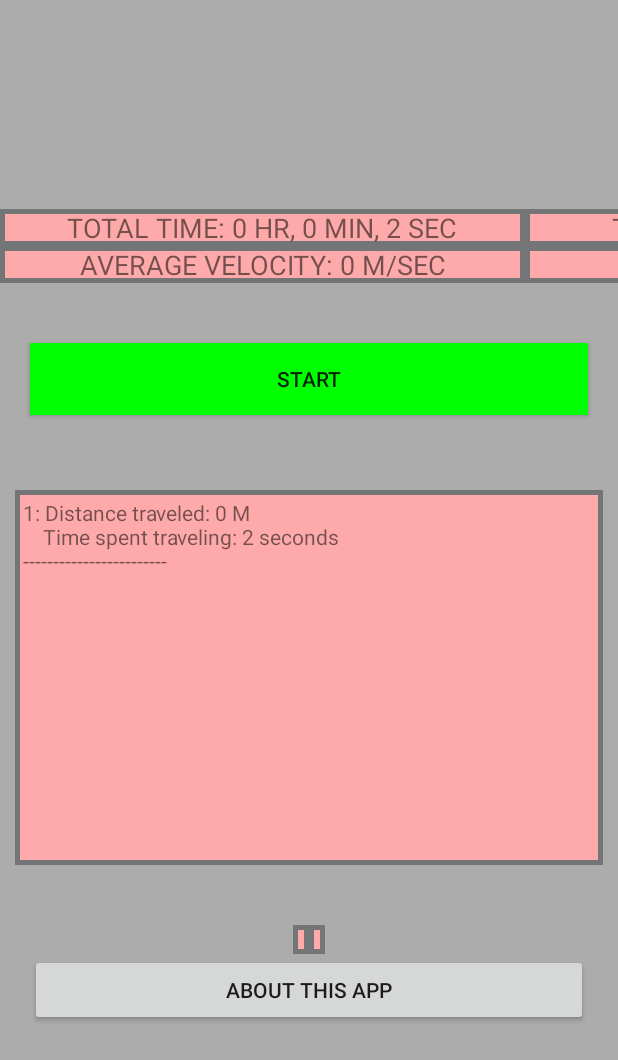
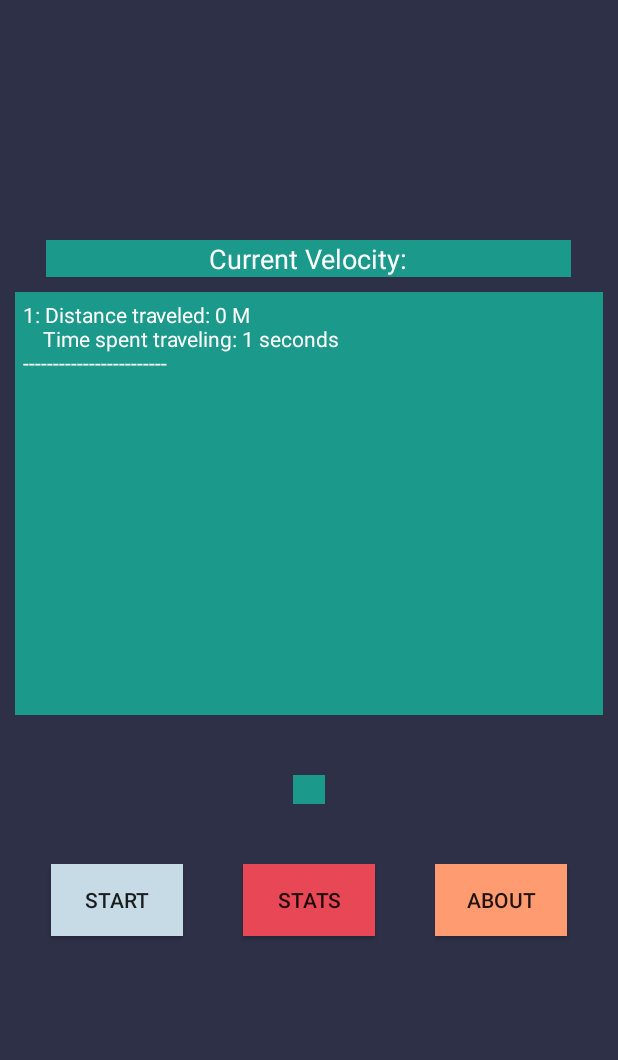
Before and after one commit to vitzthumar/CS450Fall18GPSLocation, an Android app: the screen it shows after launch (MainActivity), after a tap on "STOP", on a phone screen of 412 x 824 dp. Shown: the top 1060 px of the screen. Run offline under Robolectric (Android 15) with nearby library versions, the phone set to English and light mode, and no system bars; 2 statements that could not run were skipped; 1 other tap on this screen came first.

Commit message:
Made a test UI

```diff
--- a/app/src/main/AndroidManifest.xml
+++ b/app/src/main/AndroidManifest.xml
@@ -11,7 +11,9 @@
         android:roundIcon="@mipmap/ic_launcher_round"
         android:supportsRtl="true"
         android:theme="@style/AppTheme">
-        <activity android:name=".MainActivity">
+        <activity
+            android:name=".MainActivity"
+            android:screenOrientation="portrait">
             <intent-filter>
                 <action android:name="android.intent.action.MAIN" />
 
--- a/app/src/main/java/edu/stlawu/locationgps/MainFragment.java
+++ b/app/src/main/java/edu/stlawu/locationgps/MainFragment.java
@@ -12,6 +12,7 @@ import android.net.Uri;
 import android.os.Bundle;
 import android.support.v4.app.ActivityCompat;
 import android.support.v4.app.Fragment;
+import android.support.v4.content.ContextCompat;
 import android.text.method.ScrollingMovementMethod;
 import android.view.LayoutInflater;
 import android.view.View;
@@ -36,6 +37,7 @@ public class MainFragment extends Fragment implements Observer {
     private LocationHandler handler = null;
     private final static int PERMISSION_REQUEST_CODE = 999;
     private Button startStopButton;
+    private Button statsButton;
     private static final int EARTH_RADIUS = 6371;
     private int buttonState; // 0 means the button says "start", 1 means it says "stop"
     private int logCount = 0;
@@ -46,10 +48,11 @@ public class MainFragment extends Fragment implements Observer {
     private int[] timeTracker = new int[3];
     private float[] distanceTracker = new float[2];
     private Date startDate;
-    private TextView elapsedTime = null;
-    private TextView totalDistance = null;
-    private TextView averageVelocity = null;
+    private String elapsedTime = null;
+    private String totalDistance = null;
+    private String averageVelocity = null;
     private TextView currentVelocity = null;
+    private String totalStats;
 
     public MainFragment() {
         // required empty public constructor
@@ -83,6 +86,11 @@ public class MainFragment extends Fragment implements Observer {
         startLongitude = 0;
         stopLatitude = 0;
         stopLongitude = 0;
+        elapsedTime = "Total Time: 0 Hrs, 0 Mins, 0 Secs";
+        totalDistance = "Total Distance: 0 KM, 0 M";
+        averageVelocity = "Average Velocity: 0 M/Sec";
+        totalStats = "%s\n\n%s\n\n%s\n";
+        totalStats = String.format(totalStats, elapsedTime, totalDistance, averageVelocity);
     }
 
     @Override
@@ -103,10 +111,26 @@ public class MainFragment extends Fragment implements Observer {
         tv_lat = rootView.findViewById(R.id.tv_lat);
         tv_lon = rootView.findViewById(R.id.tv_lon);
         // get the horizontal text views IDs
-        elapsedTime = rootView.findViewById(R.id.elapsedTime);
-        totalDistance = rootView.findViewById(R.id.totalDistance);
-        averageVelocity = rootView.findViewById(R.id.averageVelocity);
         currentVelocity = rootView.findViewById(R.id.currentVelocity);
+
+        Button statsButton = rootView.findViewById(R.id.stats_button);
+        statsButton.setOnClickListener(new View.OnClickListener() {
+            @Override
+            public void onClick(View v) {
+                AlertDialog.Builder builder =
+                        new AlertDialog.Builder(getActivity());
+                builder.setMessage(totalStats);
+                builder.setPositiveButton(R.string.close,
+                        new DialogInterface.OnClickListener() {
+                            @Override
+                            public void onClick(DialogInterface dialog,
+                                                int which) {
+                                return;
+                            }
+                        });
+                builder.show();
+            }
+        });
 
 
         View aboutButton = rootView.findViewById(R.id.about_button);
@@ -134,7 +158,7 @@ public class MainFragment extends Fragment implements Observer {
         startStopButton = rootView.findViewById(R.id.startStopButton);
         // set the startStop to its initial START state
         buttonState = 0;
-        startStopButton.setBackgroundColor(Color.GREEN);
+        startStopButton.setBackgroundColor(ContextCompat.getColor(getContext(), R.color.buttonStrat));
         startStopButton.setText("Start");
         startStopButton.setOnClickListener(new View.OnClickListener() {
             @Override
@@ -144,7 +168,7 @@ public class MainFragment extends Fragment implements Observer {
                     // button says start - so we start and rememeber the location of the individual
                     Location l = handler.getLocation();
                     buttonState = 1;
-                    startStopButton.setBackgroundColor(Color.RED);
+                    startStopButton.setBackgroundColor(ContextCompat.getColor(getContext(), R.color.buttonStop));
                     startStopButton.setText("Stop");
                     startLatitude = l.getLatitude();
                     startLongitude = l.getLongitude();
@@ -155,7 +179,7 @@ public class MainFragment extends Fragment implements Observer {
                     // button says stop - so we stop and do the appropriate calculations
                     Location l = handler.getLocation();
                     buttonState = 0;
-                    startStopButton.setBackgroundColor(Color.GREEN);
+                    startStopButton.setBackgroundColor(ContextCompat.getColor(getContext(), R.color.buttonStrat));
                     startStopButton.setText("Start");
                     stopLatitude = l.getLatitude();
                     stopLongitude = l.getLongitude();
@@ -208,22 +232,23 @@ public class MainFragment extends Fragment implements Observer {
                     timeTracker[2] += timeTracker[1] / 60;
                     timeTracker[1] %= 60;
                     // display the time
-                    String elapsedTimeText = "TOTAL TIME: " + timeTracker[2] + " HR, " + timeTracker[1] + " MIN, " + timeTracker[0] + " SEC";
-                    elapsedTime.setText(elapsedTimeText);
+                    elapsedTime = "Total Time: " + timeTracker[2] + " Hrs, " + timeTracker[1] + " Mins, " + timeTracker[0] + " Secs";
+
 
                     // add the km and m to the distance tracker
                     distanceTracker[0] += distanceInMeters;
                     // find the remainder and module for the km
                     distanceTracker[1] += distanceTracker[0] / 1000;
                     distanceTracker[0] %= 1000;
-                    String totalDistanceText = "TOTAL DISTANCE: " + (int)distanceTracker[1] + " KM, " + decimalFormat.format(distanceTracker[0]) + " M";
-                    totalDistance.setText(totalDistanceText);
+                    totalDistance = "Total Distance: " + (int)distanceTracker[1] + " KM, " + decimalFormat.format(distanceTracker[0]) + " M";
+
 
                     // add the average velocity
                     float totalTrackedSeconds = timeTracker[0] + (timeTracker[1] * 60) + (timeTracker[2] * 3600);
                     float totalTrackedDistance = distanceTracker[0] + ((int)distanceTracker[1] * 1000);
-                    String averageVelocityText = "AVERAGE VELOCITY: " + decimalFormat.format(totalTrackedDistance / totalTrackedSeconds) + " M/SEC";
-                    averageVelocity.setText(averageVelocityText);
+                    averageVelocity = "Average Velocity: " + decimalFormat.format(totalTrackedDistance / totalTrackedSeconds) + " M/Sec";
+                    totalStats = "%s\n\n%s\n\n%s\n";
+                    totalStats = String.format(totalStats, elapsedTime, totalDistance, averageVelocity);
                 }
             }
         });
@@ -261,11 +286,11 @@ public class MainFragment extends Fragment implements Observer {
             final double lat = l.getLatitude();
             final double lon = l.getLongitude();
 
-            tv_lat.setText("LATITUDE: " + Double.toString(lat));
-            tv_lon.setText("LONGITUDE: " + Double.toString(lon));
+            tv_lat.setText("Latitude: " + Double.toString(lat));
+            tv_lon.setText("Longitude: " + Double.toString(lon));
 
             Location currentLocation = handler.getLocation();
-            String currentVelocityString = "CURRENT VELOCITY: " + Float.toString(currentLocation.getSpeed()) + " M/SEC";
+            String currentVelocityString = "Current Velocity: " + Float.toString(currentLocation.getSpeed()) + " M/Sec";
             currentVelocity.setText(currentVelocityString);
         }
     }
--- a/app/src/main/res/layout/fragment_main.xml
+++ b/app/src/main/res/layout/fragment_main.xml
@@ -5,143 +5,102 @@
     android:layout_height="match_parent"
     android:orientation="vertical"
     android:gravity="center"
-    android:background="#acacac">
-
-    <HorizontalScrollView
-        android:layout_width="match_parent"
-        android:layout_height="wrap_content"
-        android:layout_gravity="center">
-
-        <LinearLayout
-            android:layout_width="wrap_content"
-            android:layout_height="wrap_content"
-            android:orientation="horizontal"
-            android:gravity="center">
-
-            <TextView
-                android:id="@+id/elapsedTime"
-                android:layout_width="match_parent"
-                android:layout_height="wrap_content"
-                android:textAlignment="center"
-                android:minWidth="350dp"
-                android:maxWidth="350dp"
-                android:maxLines="1"
-                android:background="@drawable/border"
-                android:text="@string/total_time"
-                android:textSize="18sp"/>
-
-            <TextView
-                android:id="@+id/totalDistance"
-                android:layout_width="match_parent"
-                android:layout_height="wrap_content"
-                android:textAlignment="center"
-                android:minWidth="350dp"
-                android:maxWidth="350dp"
-                android:maxLines="1"
-                android:background="@drawable/border"
-                android:text="@string/total_distance"
-                android:textSize="18sp"/>
-
-        </LinearLayout>
-    </HorizontalScrollView>
-    <HorizontalScrollView
-        android:layout_width="match_parent"
-        android:layout_height="wrap_content"
-        android:layout_gravity="center">
-
-        <LinearLayout
-            android:layout_width="wrap_content"
-            android:layout_height="wrap_content"
-            android:orientation="horizontal"
-            android:gravity="center">
-
-            <TextView
-                android:id="@+id/averageVelocity"
-                android:layout_width="match_parent"
-                android:layout_height="wrap_content"
-                android:textAlignment="center"
-                android:minWidth="350dp"
-                android:maxWidth="350dp"
-                android:maxLines="1"
-                android:background="@drawable/border"
-                android:text="@string/average_velocity"
-                android:textSize="18sp"/>
-
-            <TextView
-                android:id="@+id/currentVelocity"
-                android:layout_width="match_parent"
-                android:layout_height="wrap_content"
-                android:textAlignment="center"
-                android:minWidth="350dp"
-                android:maxWidth="350dp"
-                android:maxLines="1"
-                android:background="@drawable/border"
-                android:text="@string/current_velocity"
-                android:textSize="18sp"/>
-
-        </LinearLayout>
-    </HorizontalScrollView>
-
-    <Button
-        android:layout_width="match_parent"
-        android:layout_height="wrap_content"
-        android:layout_gravity="center"
-        android:layout_marginStart="20dp"
-        android:layout_marginEnd="20dp"
-        android:layout_marginTop="40dp"
-        android:layout_marginBottom="40dp"
-        android:text="@string/start"
-        android:id="@+id/startStopButton"
-        android:elevation="50dp"/>
+    android:background="@color/colorPrimary">
 
     <TextView
+        android:id="@+id/currentVelocity"
+        android:layout_width="wrap_content"
+        android:layout_height="wrap_content"
+        android:background="@color/colorSecondary"
+        android:maxLines="1"
+        android:maxWidth="350dp"
+        android:minWidth="350dp"
+        android:text="@string/current_velocity"
+        android:textAlignment="center"
+        android:textColor="@android:color/background_light"
+        android:textSize="18sp" />
+
+    <TextView
+        android:id="@+id/scrollableText"
         android:layout_width="match_parent"
-        android:layout_height="wrap_content"
+        android:layout_height="282dp"
         android:layout_margin="10dp"
-        android:padding="5dp"
-        android:background="@drawable/border"
-        android:scrollbars="vertical"
+        android:background="@color/colorSecondary"
         android:maxHeight="250dp"
         android:minHeight="250dp"
-        android:id="@+id/scrollableText"/>
+        android:padding="5dp"
+        android:scrollbars="vertical"
+        android:textColor="@android:color/background_light" />
 
     <LinearLayout
         android:layout_width="match_parent"
         android:layout_height="wrap_content"
+        android:layout_marginTop="30dp"
         android:gravity="center"
-        android:orientation="horizontal"
-        android:layout_marginTop="30dp">
+        android:orientation="horizontal">
 
         <TextView
+            android:id="@+id/tv_lat"
             android:layout_width="wrap_content"
             android:layout_height="wrap_content"
-            android:background="@drawable/border"
-            android:id="@+id/tv_lat"
             android:layout_gravity="center"
+            android:background="@color/colorSecondary"
+            android:maxLines="1"
             android:paddingEnd="5dp"
             android:paddingStart="5dp"
-            android:maxLines="1"
-            />
+            android:textColor="@android:color/background_light" />
 
         <TextView
+            android:id="@+id/tv_lon"
             android:layout_width="wrap_content"
             android:layout_height="wrap_content"
-            android:background="@drawable/border"
-            android:id="@+id/tv_lon"
             android:layout_gravity="center"
+            android:background="@color/colorSecondary"
+            android:maxLines="1"
             android:paddingEnd="5dp"
             android:paddingStart="5dp"
-            android:maxLines="1"
-            />
+            android:textColor="@android:color/background_light" />
     </LinearLayout>
 
-    <Button
-        android:layout_width="match_parent"
+    <LinearLayout
+        android:layout_width="wrap_content"
         android:layout_height="wrap_content"
-        android:layout_gravity="center"
-        android:layout_marginStart="20dp"
-        android:layout_marginEnd="20dp"
-        android:text="@string/aboutButton"
-        android:id="@+id/about_button"/>
+        android:orientation="horizontal">
+
+        <Button
+            android:id="@+id/startStopButton"
+            android:layout_width="wrap_content"
+            android:layout_height="wrap_content"
+            android:layout_gravity="center"
+            android:layout_marginBottom="40dp"
+            android:layout_marginEnd="20dp"
+            android:layout_marginStart="20dp"
+            android:layout_marginTop="40dp"
+            android:elevation="50dp"
+            android:text="@string/start" />
+
+        <Button
+            android:id="@+id/stats_button"
+            android:layout_width="wrap_content"
+            android:layout_height="wrap_content"
+            android:layout_gravity="center"
+            android:layout_marginEnd="20dp"
+            android:layout_marginStart="20dp"
+            android:text="@string/statsButton"
+            android:background="@color/colorFifth"/>
+
+        <Button
+            android:id="@+id/about_button"
+            android:layout_width="wrap_content"
+            android:layout_height="wrap_content"
+            android:layout_gravity="center"
+            android:layout_marginEnd="20dp"
+            android:layout_marginStart="20dp"
+            android:text="@string/aboutButton"
+            android:background="@color/colorForth"/>
+
+    </LinearLayout>
+
+
 
 </LinearLayout>
--- a/app/src/main/res/values/colors.xml
+++ b/app/src/main/res/values/colors.xml
@@ -1,6 +1,10 @@
 <?xml version="1.0" encoding="utf-8"?>
 <resources>
-    <color name="colorPrimary">#3F51B5</color>
-    <color name="colorPrimaryDark">#303F9F</color>
-    <color name="colorAccent">#FF4081</color>
+    <color name="colorPrimary">#2D3047</color>
+    <color name="colorSecondary">#1B998B</color>
+    <color name="colorThird">#FFFD82</color>
+    <color name="colorForth">#FF9B71</color>
+    <color name="colorFifth">#E84855</color>
+    <color name="buttonStrat">#C7DBE6</color>
+    <color name="buttonStop">#F9B5AC</color>
 </resources>
--- a/app/src/main/res/values/strings.xml
+++ b/app/src/main/res/values/strings.xml
@@ -1,11 +1,8 @@
 <resources>
     <string name="app_name">LocationGPS</string>
-    <string name="total_distance">TOTAL DISTANCE: 0 KM, 0 M </string>
-    <string name="average_velocity">AVERAGE VELOCITY: 0 M/SEC</string>
-    <string name="total_time">TOTAL TIME: 0 HR, 0 MIN, 0 SEC </string>
-    <string name="current_velocity">CURRENT VELOCITY: </string>
+    <string name="current_velocity">Current Velocity: </string>
     <string name="start">START</string>
-    <string name="aboutButton">ABOUT THIS APP</string>
+    <string name="aboutButton">About</string>
     <string name="about_title_text">About This GPS Tracker</string>
     <string name="about">
         Press START to begin recording your
@@ -18,5 +15,6 @@
         Developed by August Vitzthum and Nevaan Perera
     </string>
     <string name="close">CLOSE</string>
+    <string name="statsButton">Stats</string>
 
 </resources>
--- a/app/src/main/res/values/styles.xml
+++ b/app/src/main/res/values/styles.xml
@@ -4,8 +4,8 @@
     <style name="AppTheme" parent="Theme.AppCompat.Light.NoActionBar">
         <!-- Customize your theme here. -->
         <item name="colorPrimary">@color/colorPrimary</item>
-        <item name="colorPrimaryDark">@color/colorPrimaryDark</item>
-        <item name="colorAccent">@color/colorAccent</item>
+        <item name="colorPrimaryDark">@color/colorSecondary</item>
+        <item name="colorAccent">@color/colorFifth</item>
     </style>
 
 </resources>
```
